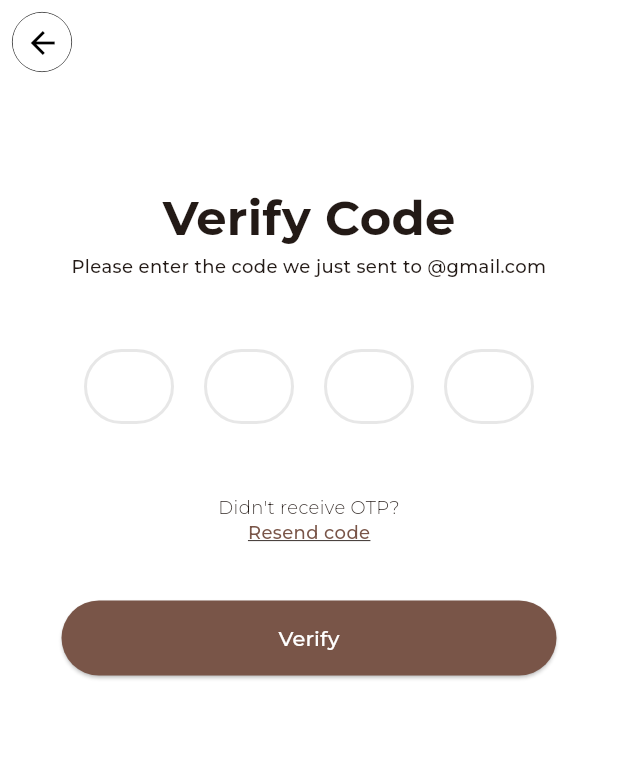
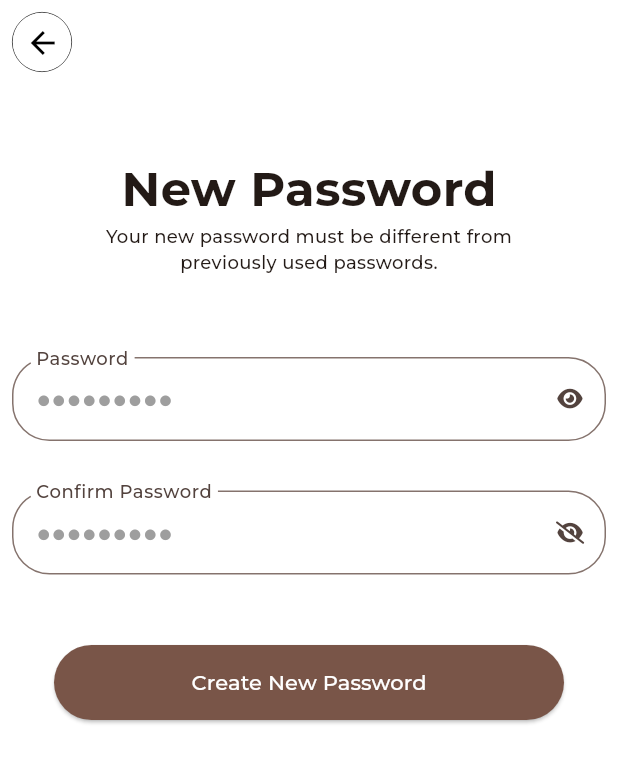
Before and after one commit to suheerthedev/clothing_app, a Flutter app: the VerificationScreen screen opened by its route, after a tap on "Verify", on a phone screen of 412 x 824 dp. Shown: the top 763 px of the screen. Run offline on Flutter 3.47's test engine with Material 3 defaults, Android fonts, the phone set to English and light mode, and no system bars; drawn by our look-alikes of flutter_otp_text_field; our stand-ins replace font_awesome_flutter, smooth_page_indicator; project files that could hold a hidden picture were left out.

Commit message:
Completed Change Password Screen

```diff
--- a/lib/main.dart
+++ b/lib/main.dart
@@ -1,3 +1,4 @@
+import 'package:clothing_store_app/screens/change_password_screen.dart';
 import 'package:clothing_store_app/screens/create_account_screen.dart';
 import 'package:clothing_store_app/screens/onboarding_screen_1.dart';
 import 'package:clothing_store_app/screens/sign_in_screen.dart';
@@ -24,7 +25,7 @@ class MyApp extends StatelessWidget {
         fontFamily: 'Montserrat',
         colorScheme: ColorScheme.fromSeed(seedColor: Colors.brown),
       ),
-      home: const SplashScreen(),
+      home: const ChangePasswordScreen(),
       routes: {
         '/splashscreen': (context) => const SplashScreen(),
         '/welcomescreen': (context) => const WelcomeScreen(),
@@ -32,6 +33,7 @@ class MyApp extends StatelessWidget {
         '/signinscreen': (context) => const SignInScreen(),
         '/createaccountscreen': (context) => const CreateAccountScreen(),
         '/verficationscreen': (context) => const VerificationScreen(),
+        'changepasswordscreen': (context) => const ChangePasswordScreen(),
       },
     );
   }
--- /dev/null
+++ b/lib/screens/change_password_screen.dart
@@ -0,0 +1,159 @@
+import 'package:flutter/material.dart';
+
+import 'package:font_awesome_flutter/font_awesome_flutter.dart';
+
+class ChangePasswordScreen extends StatefulWidget {
+  const ChangePasswordScreen({super.key});
+
+  @override
+  State<ChangePasswordScreen> createState() => _ChangePasswordScreenState();
+}
+
+class _ChangePasswordScreenState extends State<ChangePasswordScreen> {
+  bool passwordStatus = false;
+  bool confirmPasswordStatus = true;
+  FaIcon passwordIcon = const FaIcon(FontAwesomeIcons.solidEye);
+  FaIcon confirmPasswordIcon = const FaIcon(FontAwesomeIcons.solidEyeSlash);
+  @override
+  Widget build(BuildContext context) {
+    // Size size = MediaQuery.of(context).size;
+    return Scaffold(
+      resizeToAvoidBottomInset: false,
+      appBar: AppBar(
+        backgroundColor: Colors.white,
+        leading: IconButton(
+          onPressed: () {},
+          icon: Container(
+            decoration: BoxDecoration(
+                shape: BoxShape.circle,
+                border: Border.all(color: Colors.black, width: 0.5)),
+            child: CircleAvatar(
+              backgroundColor: Colors.white,
+              child: IconButton(
+                  onPressed: () {
+                    //Navigate to previous screen
+                    Navigator.pop(context);
+                  },
+                  icon: const Icon(
+                    Icons.arrow_back,
+                    color: Colors.black,
+                  )),
+            ),
+          ),
+        ),
+      ),
+      body: Column(
+        mainAxisAlignment: MainAxisAlignment.spaceEvenly,
+        children: [
+          const Column(
+            children: [
+              Text('New Password',
+                  style: TextStyle(fontSize: 32, fontWeight: FontWeight.bold)),
+              Padding(
+                padding: EdgeInsets.only(left: 40, right: 40),
+                child: Text(
+                  "Your new password must be different from previously used passwords.",
+                  textAlign: TextAlign.center,
+                  style: TextStyle(fontSize: 12, fontWeight: FontWeight.w400),
+                ),
+              ),
+            ],
+          ),
+          Column(
+            children: [
+              Padding(
+                padding:
+                    const EdgeInsets.only(top: 8, left: 8, right: 8, bottom: 0),
+                child: TextField(
+                  obscureText: passwordStatus,
+                  decoration: InputDecoration(
+                      labelText: 'Password',
+                      floatingLabelBehavior: FloatingLabelBehavior.always,
+                      hintText: '●●●●●●●●●',
+                      hintStyle: const TextStyle(color: Colors.grey),
+                      suffixIcon: IconButton(
+                        onPressed: () {
+                          if (passwordStatus == false) {
+                            setState(() {
+                              passwordStatus = !passwordStatus;
+                              passwordIcon = const FaIcon(
+                                FontAwesomeIcons.solidEyeSlash,
+                                size: 15,
+                              );
+                            });
+                          } else {
+                            setState(() {
+                              passwordStatus = !passwordStatus;
+                              passwordIcon =
+                                  const FaIcon(FontAwesomeIcons.solidEye);
+                            });
+                          }
+                        },
+                        icon: passwordIcon,
+                        iconSize: 15,
+                      ),
+                      border: OutlineInputBorder(
+                        borderRadius: BorderRadius.circular(25),
+                      )),
+                ),
+              ),
+              SizedBox(
+                height: 25,
+              ),
+              Padding(
+                padding:
+                    const EdgeInsets.only(top: 8, left: 8, right: 8, bottom: 0),
+                child: TextField(
+                  obscureText: confirmPasswordStatus,
+                  decoration: InputDecoration(
+                      labelText: 'Confirm Password',
+                      floatingLabelBehavior: FloatingLabelBehavior.always,
+                      hintText: '●●●●●●●●●',
+                      hintStyle: const TextStyle(color: Colors.grey),
+                      suffixIcon: IconButton(
+                        onPressed: () {
+                          if (confirmPasswordStatus == true) {
+                            setState(() {
+                              confirmPasswordStatus = !confirmPasswordStatus;
+                              confirmPasswordIcon = const FaIcon(
+                                FontAwesomeIcons.solidEye,
+                                size: 15,
+                              );
+                            });
+                          } else {
+                            setState(() {
+                              confirmPasswordStatus = !confirmPasswordStatus;
+                              confirmPasswordIcon =
+                                  const FaIcon(FontAwesomeIcons.solidEyeSlash);
+                            });
+                          }
+                        },
+                        icon: confirmPasswordIcon,
+                        iconSize: 15,
+                      ),
+                      border: OutlineInputBorder(
+                        borderRadius: BorderRadius.circular(25),
+                      )),
+                ),
+              ),
+            ],
+          ),
+          ElevatedButton(
+              style: ElevatedButton.styleFrom(
+                  fixedSize: const Size(340, 50),
+                  backgroundColor: Colors.brown),
+              onPressed: () {
+                //Navigate to Other Screen
+              },
+              child: const Text(
+                'Create New Password',
+                style: TextStyle(color: Colors.white),
+              )),
+          const SizedBox(
+            height: 250,
+          )
+        ],
+      ),
+    );
+  }
+}
--- a/lib/screens/sign_in_screen.dart
+++ b/lib/screens/sign_in_screen.dart
@@ -11,8 +11,8 @@ class SignInScreen extends StatefulWidget {
 
 class _SignInScreenState extends State<SignInScreen> {
   TextEditingController emailCont = TextEditingController();
-  bool passwordStatus = false;
-  FaIcon passwordIcon = const FaIcon(FontAwesomeIcons.solidEye);
+  bool passwordStatus = true;
+  FaIcon passwordIcon = const FaIcon(FontAwesomeIcons.solidEyeSlash);
   @override
   Widget build(BuildContext context) {
     Size size = MediaQuery.of(context).size;
@@ -69,11 +69,11 @@ class _SignInScreenState extends State<SignInScreen> {
                       hintStyle: const TextStyle(color: Colors.grey),
                       suffixIcon: IconButton(
                         onPressed: () {
-                          if (passwordStatus == false) {
+                          if (passwordStatus == true) {
                             setState(() {
                               passwordStatus = !passwordStatus;
                               passwordIcon = const FaIcon(
-                                FontAwesomeIcons.solidEyeSlash,
+                                FontAwesomeIcons.solidEye,
                                 size: 15,
                               );
                             });
@@ -81,7 +81,7 @@ class _SignInScreenState extends State<SignInScreen> {
                             setState(() {
                               passwordStatus = !passwordStatus;
                               passwordIcon =
-                                  const FaIcon(FontAwesomeIcons.solidEye);
+                                  const FaIcon(FontAwesomeIcons.solidEyeSlash);
                             });
                           }
                         },
--- a/lib/screens/verification_screen.dart
+++ b/lib/screens/verification_screen.dart
@@ -84,12 +84,13 @@ class VerificationScreen extends StatelessWidget {
                   backgroundColor: Colors.brown),
               onPressed: () {
                 //Navigate to Other Screen
+                Navigator.pushNamed(context, 'changepasswordscreen');
               },
               child: const Text(
                 'Verify',
                 style: TextStyle(color: Colors.white),
               )),
-          SizedBox(
+          const SizedBox(
             height: 300,
           )
         ],
```
